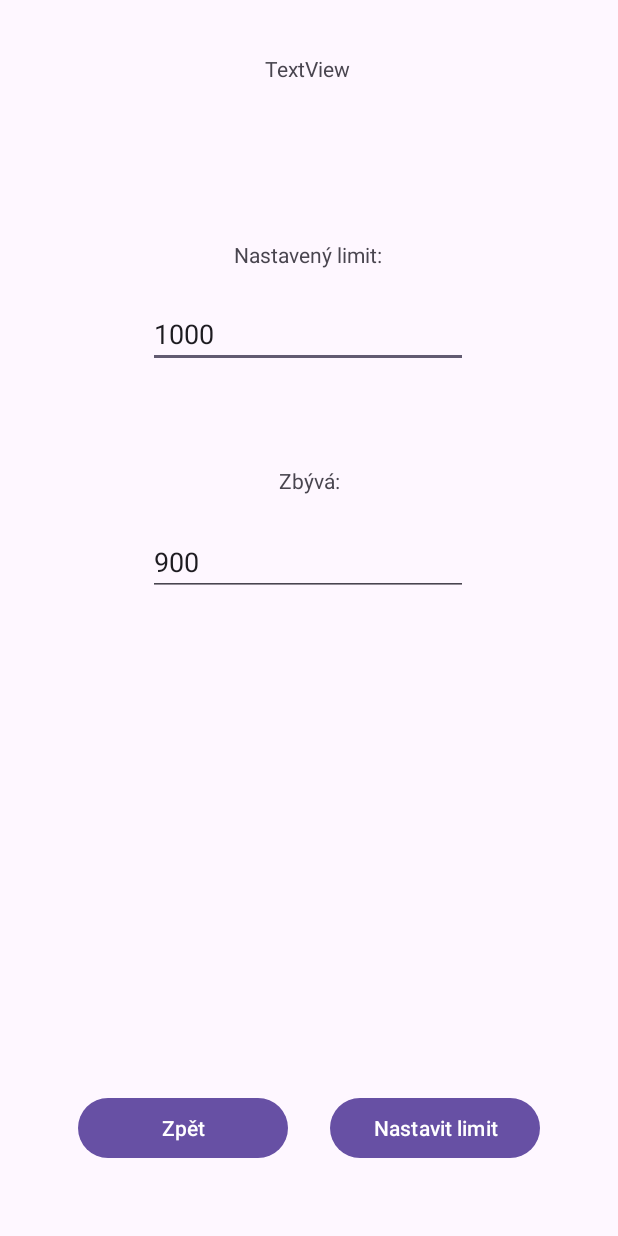
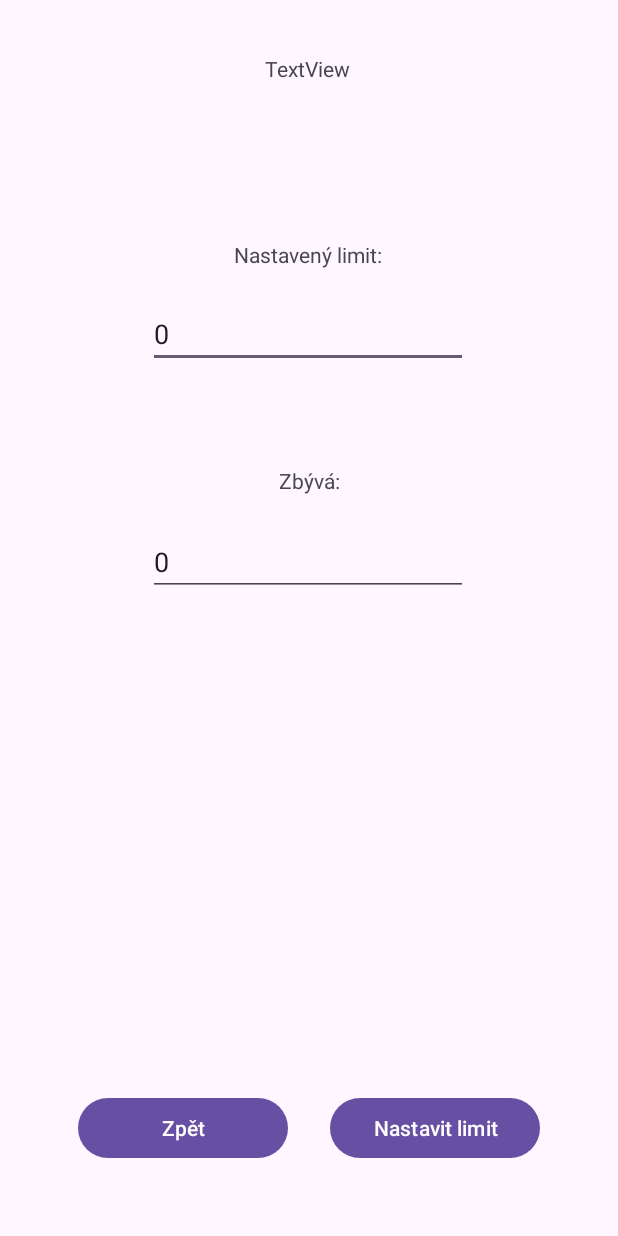
Before and after one commit to lukas-havlicek-krizik/SmartBudget, an Android app: the Limits screen opened directly, with no data from a screen before it, on a phone screen of 412 x 824 dp. Run offline under Robolectric (Android 15) with nearby library versions, the phone set to English and light mode, and no system bars.

Commit message:
Screen "Limits" - set new limit.

```diff
--- a/app/src/main/java/com/example/smartbudget/Limits.java
+++ b/app/src/main/java/com/example/smartbudget/Limits.java
@@ -14,10 +14,10 @@ import androidx.core.view.WindowInsetsCompat;
 
 public class Limits extends AppCompatActivity {
     SharedPreferences sp;
-    private String zbyvajiciLimitPref;
-    private String nastavenyLimitPref;
-    private EditText nastavLimit;
-    private EditText zbyvaLimit;
+    String zbyvajiciLimitPref;
+    String nastavenyLimitPref;
+    EditText nastavLimitCastka;
+    EditText zbyvaLimitCastka;
     @Override
     protected void onCreate(Bundle savedInstanceState) {
         super.onCreate(savedInstanceState);
@@ -28,19 +28,27 @@ public class Limits extends AppCompatActivity {
             v.setPadding(systemBars.left, systemBars.top, systemBars.right, systemBars.bottom);
             return insets;
         });
-        nastavLimit = findViewById(R.id.nastavlimitVstup);
-        zbyvaLimit = findViewById(R.id.zbyvalimitVstup);
+        nastavLimitCastka = findViewById(R.id.nastavlimitVstup);
+        zbyvaLimitCastka = findViewById(R.id.zbyvalimitVstup);
 
         sp = getSharedPreferences("limits",MODE_PRIVATE);
-        nastavenyLimitPref = sp.getString("nastavenyLimit",String.valueOf(1000));
-        zbyvajiciLimitPref = sp.getString("zbyvajiciLimit",String.valueOf(900));
+        nastavenyLimitPref = sp.getString("nastavenyLimit",String.valueOf(0));
+        zbyvajiciLimitPref = sp.getString("zbyvajiciLimit",nastavenyLimitPref);
 
-        nastavLimit.setText(nastavenyLimitPref);
-        zbyvaLimit.setText(zbyvajiciLimitPref);
+        nastavLimitCastka.setText(nastavenyLimitPref);
+        zbyvaLimitCastka.setText(zbyvajiciLimitPref);
 
     }
     public void changeScreen(View view){
         Intent intentMain = new Intent(Limits.this, MainActivity.class);
         startActivity(intentMain);
     }
+
+    public void nastavLimit(View view){
+        SharedPreferences.Editor spE= sp.edit();
+        spE.putString("nastavenyLimit",nastavLimitCastka.getText().toString());
+        spE.commit();
+        finish();
+        startActivity(getIntent());
+    }
 }
--- a/app/src/main/res/layout/activity_limits.xml
+++ b/app/src/main/res/layout/activity_limits.xml
@@ -49,6 +49,7 @@
         android:layout_marginEnd="52dp"
         android:layout_marginBottom="48dp"
         android:text="Nastavit limit"
+        android:onClick="nastavLimit"
         app:layout_constraintBottom_toBottomOf="parent"
         app:layout_constraintEnd_toEndOf="parent" />
 
```
